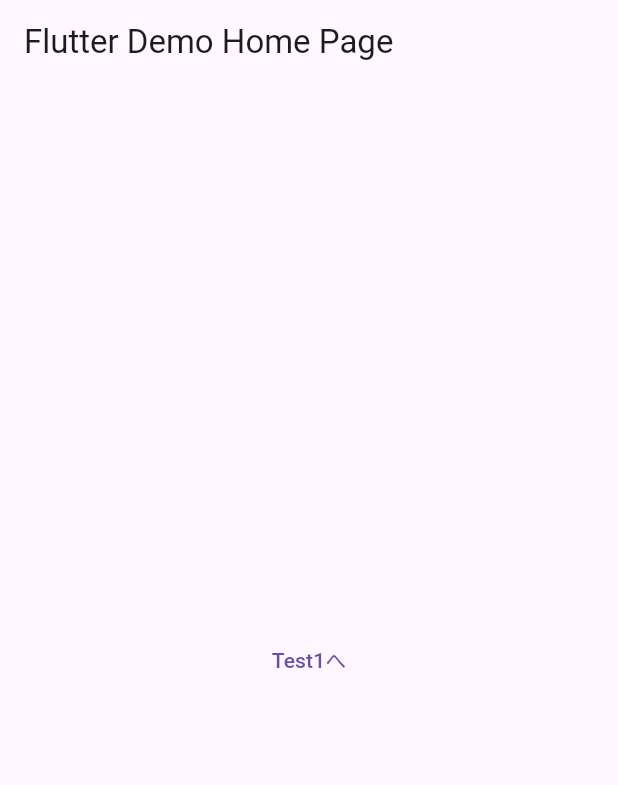
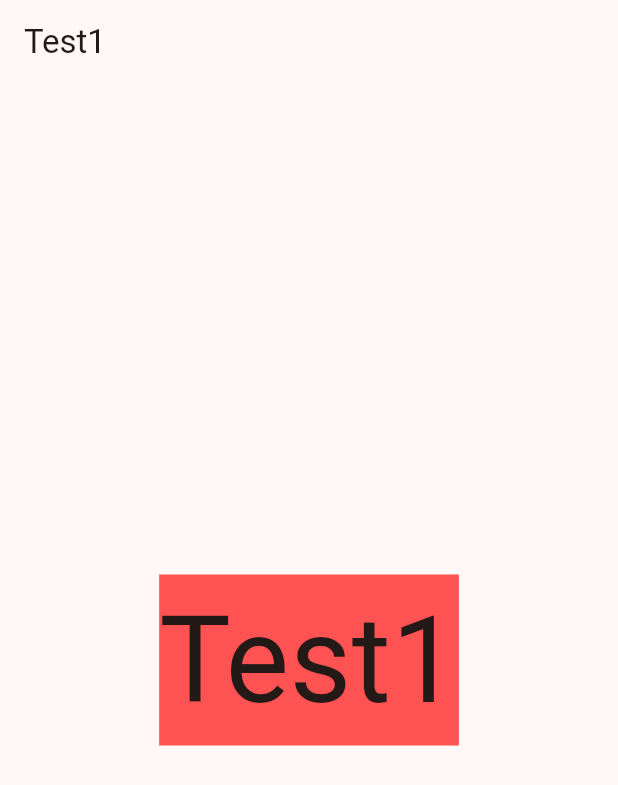
Before and after one commit to oyasumipants/flutter-hello-world, a Flutter app: the screen it shows after launch, on a phone screen of 412 x 824 dp. Shown: the top 785 px of the screen. Run offline on Flutter 3.47's test engine with Material 3 defaults, Android fonts, the phone set to English and light mode, and no system bars.

```diff
--- a/lib/main.dart
+++ b/lib/main.dart
@@ -10,19 +10,31 @@ void main() {
 class MyApp extends StatelessWidget {
   const MyApp({super.key});
 
+  // This widget is the root of your application.
   @override
   Widget build(BuildContext context) {
     return MaterialApp(
       title: 'Flutter Demo',
       theme: ThemeData(
-        primarySwatch: Colors.blue,
+        // This is the theme of your application.
+        //
+        // TRY THIS: Try running your application with "flutter run". You'll see
+        // the application has a purple toolbar. Then, without quitting the app,
+        // try changing the seedColor in the colorScheme below to Colors.green
+        // and then invoke "hot reload" (save your changes or press the "hot
+        // reload" button in a Flutter-supported IDE, or press "r" if you used
+        // the command line to start the app).
+        //
+        // Notice that the counter didn't reset back to zero; the application
+        // state is not lost during the reload. To reset the state, use hot
+        // restart instead.
+        //
+        // This works for code too, not just values: Most code changes can be
+        // tested with just a hot reload.
+        colorScheme: ColorScheme.fromSeed(seedColor: Colors.deepOrange),
+        useMaterial3: true,
       ),
-      home: MyHomePage(title: 'Flutter Demo Home Page'),
-      routes: {
-        "/test1": (BuildContext context) => TestPage1(),
-        "/test2": (BuildContext context) => TestPage2(),
-        "/test3": (BuildContext context) => TestPage3(),
-      },
+      home: const MyHomePage(title: 'Flutter Demo Home Page'),
     );
   }
 }
@@ -46,20 +58,39 @@ class MyHomePage extends StatefulWidget {
 }
 
 class _MyHomePageState extends State<MyHomePage> {
+  late PageController _pageController;
+  int _selectedIndex = 0;
+
+  // ページの配列
+  final _pages = [
+    TestPage1(),
+    TestPage2(),
+    TestPage3(),
+  ];
+  @override
+  void initState() {
+    super.initState();
+    _pageController = PageController(initialPage: _selectedIndex);
+  }
+
+  @override
+  void dispose() {
+    super.dispose();
+    _pageController.dispose();
+  }
+
+  void _onPageChanged(int index) {
+    setState(() {
+      _selectedIndex = index;
+    });
+  }
+
   @override
   Widget build(BuildContext context) {
     return Scaffold(
-      appBar: AppBar(
-        title: Text(widget.title),
-      ),
-      body: Center(
-        child: TextButton(
-          onPressed: () {
-            Navigator.of(context).pushNamed("/test1");
-          },
-          child: const Text("Test1へ"),
-        ),
-      ),
-    );
+        body: PageView(
+            controller: _pageController,
+            onPageChanged: _onPageChanged,
+            children: _pages));
   }
 }
--- a/lib/test_page1.dart
+++ b/lib/test_page1.dart
@@ -4,16 +4,12 @@ class TestPage1 extends StatelessWidget {
   @override
   Widget build(BuildContext context) {
     return Scaffold(
-      appBar: AppBar(
-        title: const Text("Test1"),
-      ),
-      body: Center(
-        child: TextButton(
-          onPressed: () => {
-            Navigator.of(context).pushNamed("/test2")
-            // 下記の書き方でも可
-            // Navigator.pushNamed(context, "/test2")
-          },
-          child: const Text("進む", style: TextStyle(fontSize: 80)))));
+        appBar: AppBar(
+          title: const Text("Test1"),
+        ),
+        body: Center(
+            child: Container(
+                color: Colors.redAccent,
+                child: const Text("Test1", style: TextStyle(fontSize: 80)))));
   }
 }
--- a/lib/test_page3.dart
+++ b/lib/test_page3.dart
@@ -8,8 +8,8 @@ class TestPage3 extends StatelessWidget {
           title: const Text("Test3"),
         ),
         body: Center(
-            child: TextButton(
-                onPressed: () => {Navigator.of(context).pop("/test2")},
-                child: const Text("戻る", style: TextStyle(fontSize: 80)))));
+            child: Container(
+                color: Colors.blueAccent,
+                child: const Text("Test3", style: TextStyle(fontSize: 80)))));
   }
 }
```
Also changed, not shown: lib/test_page2.dart (+3 -9 lines).
